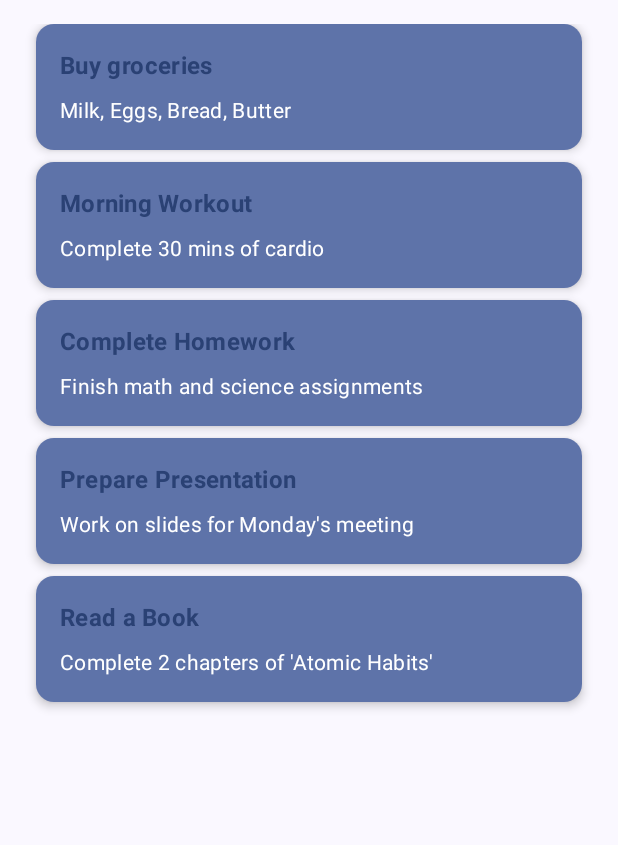
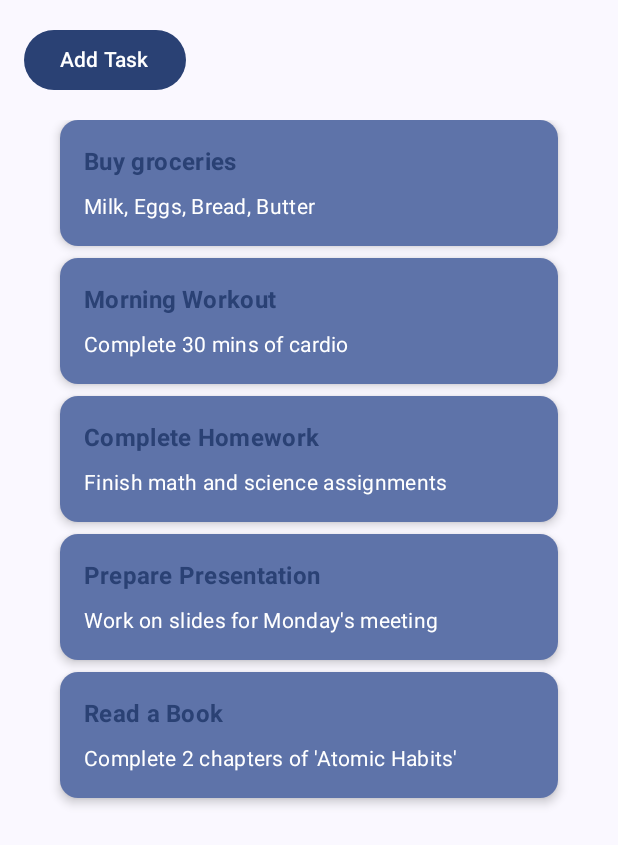
Before and after one commit to devabhishekagrahari/Memory-Gallery-, an Android app built with Jetpack Compose: the composable TaskListView shown on its own in the app's theme, on a phone screen of 412 x 824 dp. Shown: the top 845 px of the screen. Run offline under Robolectric (Android 15) with nearby library versions, the phone set to English and light mode, and no system bars; 1 statement that could not run was skipped.

```diff
--- a/app/build.gradle.kts
+++ b/app/build.gradle.kts
@@ -56,4 +56,9 @@ dependencies {
     androidTestImplementation(libs.androidx.ui.test.junit4)
     debugImplementation(libs.androidx.ui.tooling)
     debugImplementation(libs.androidx.ui.test.manifest)
+
+    //navigation
+    implementation("androidx.navigation:navigation-fragment-ktx:2.7.3")
+    implementation("androidx.navigation:navigation-ui-ktx:2.7.3")
+    implementation("androidx.navigation:navigation-compose:2.7.3")
 }
--- a/app/src/main/java/dev/abhishekagrahari/todoapp/view/taskview.kt
+++ b/app/src/main/java/dev/abhishekagrahari/todoapp/view/taskview.kt
@@ -1,10 +1,11 @@
 package dev.abhishekagrahari.todoapp.view
 
-
-
+import androidx.compose.foundation.interaction.MutableInteractionSource
 import androidx.compose.foundation.layout.*
 import androidx.compose.foundation.lazy.LazyColumn
 import androidx.compose.foundation.lazy.items
+import androidx.compose.material.icons.Icons
+import androidx.compose.material.icons.filled.Add
 import androidx.compose.material3.*
 import androidx.compose.runtime.Composable
 import androidx.compose.runtime.remember
@@ -13,6 +14,7 @@ import androidx.compose.ui.graphics.Color
 import androidx.compose.ui.text.font.FontWeight
 import androidx.compose.ui.tooling.preview.Preview
 import androidx.compose.ui.unit.dp
+import androidx.navigation.NavController
 
 // Data class for Task
 data class Task(val title: String, val description: String)
@@ -29,18 +31,24 @@ fun createNewTask(): List<Task> {
 }
 
 @Composable
-fun TaskListView() {
+fun TaskListView(navController: NavController) {
     // Remember a list of tasks
     val tasks = remember { createNewTask() }
 
+ // Properly using padding values here
+            Column(modifier = Modifier.padding(16.dp)) {
+                Button(onClick = { navController.navigate("addTask") }) {
+                    Text("Add Task")
+                }
                 LazyColumn(
                     modifier = Modifier
                         .fillMaxSize()
-            .padding(16.dp),
-        verticalArrangement = Arrangement.spacedBy(8.dp) // Space between cards
+                        .padding(16.dp), // Adjust padding for the list
+                    verticalArrangement = Arrangement.spacedBy(8.dp) // Space between items
                 ) {
                     items(tasks) { task ->
                         TaskCard(task = task)
+                    }
                 }
             }
         }
```
Also changed, not shown: app/src/main/java/dev/abhishekagrahari/todoapp/MainActivity.kt (+6 -9 lines), app/src/main/java/dev/abhishekagrahari/todoapp/view/homeScreen.kt (+22 -11 lines), app/src/main/java/dev/abhishekagrahari/todoapp/view/taskAddView.kt (+6 -4 lines). Lines whose indentation alone changed are shown as unchanged.
